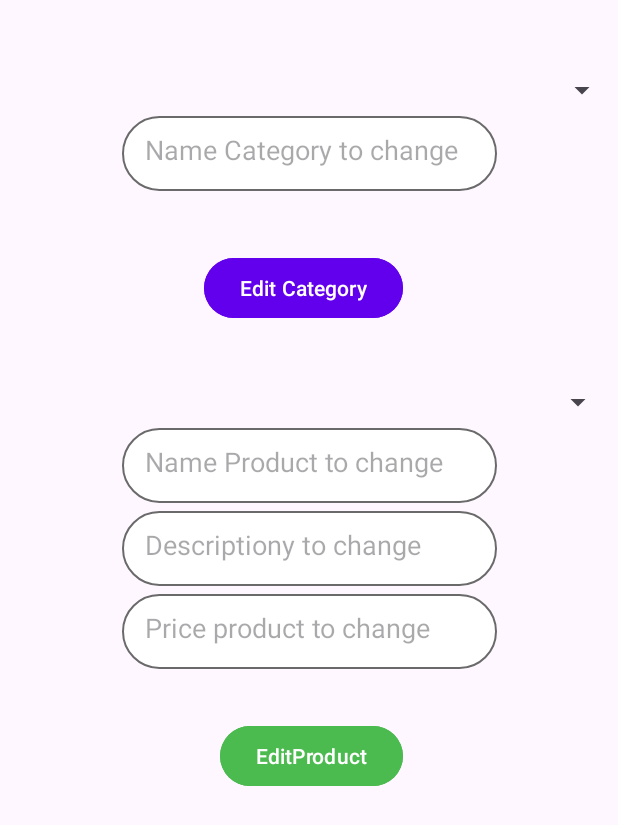
After one commit to ExproVic/ECommerce, an Android app: the EditElemetsActivity screen opened directly, with no data from a screen before it, on a phone screen of 412 x 824 dp. The commit adds this screen. Shown: the top 825 px of the screen. Run offline under Robolectric (Android 15) with nearby library versions, the phone set to English and light mode, and no system bars; our stand-ins replace Firebase (no records; nobody signed in at launch, a user with empty details on screens opened directly).

```diff
--- a/app/src/main/AndroidManifest.xml
+++ b/app/src/main/AndroidManifest.xml
@@ -16,6 +16,12 @@
         android:supportsRtl="true"
         android:theme="@style/Theme.Ecommerce"
         tools:targetApi="31">
+        <activity
+            android:name=".StatisticsActivity"
+            android:exported="false" />
+        <activity
+            android:name=".EditElemetsActivity"
+            android:exported="false" />
         <activity
             android:name=".emailfeedback.emailUserActivity"
             android:exported="false" />
--- a/app/src/main/java/com/example/ecommerce/AdminPanelActivity.java
+++ b/app/src/main/java/com/example/ecommerce/AdminPanelActivity.java
@@ -24,6 +24,12 @@ public class AdminPanelActivity extends AppCompatActivity {
     public void addProducts(View view) {
         startActivity(new Intent(AdminPanelActivity.this, AddNewProductsActivity.class));
     }
+    public void editElements(View view){
+        startActivity(new Intent(AdminPanelActivity.this, EditElemetsActivity.class));
+    }
+    public void Statistics(View view) {
+        startActivity(new Intent(AdminPanelActivity.this, StatisticsActivity.class));
+    }
 
     public void showCategory(View view) {
         startActivity(new Intent(AdminPanelActivity.this, ShowCategoryActivity.class));
--- /dev/null
+++ b/app/src/main/java/com/example/ecommerce/EditElemetsActivity.java
@@ -0,0 +1,263 @@
+package com.example.ecommerce;
+
+import android.os.Bundle;
+import android.text.TextUtils;
+import android.view.View;
+import android.widget.AdapterView;
+import android.widget.ArrayAdapter;
+import android.widget.Button;
+import android.widget.EditText;
+import android.widget.Spinner;
+import android.widget.Toast;
+
+import androidx.annotation.NonNull;
+import androidx.appcompat.app.AppCompatActivity;
+
+import com.example.ecommerce.Category.Category;
+import com.example.ecommerce.productview.Product;
+import com.google.firebase.database.DataSnapshot;
+import com.google.firebase.database.DatabaseError;
+import com.google.firebase.database.DatabaseReference;
+import com.google.firebase.database.FirebaseDatabase;
+import com.google.firebase.database.ValueEventListener;
+
+import java.util.ArrayList;
+import java.util.List;
+
+public class EditElemetsActivity extends AppCompatActivity {
+
+    private Spinner spinnerCategory;
+    private Spinner spinnerProducts;
+    private EditText changeCategoryEditText;
+    private EditText changeProductNameEditText;
+    private EditText changeProductDescriptionEditText;
+    private EditText changeProductPriceEditText;
+    private Button editCategoryButton;
+    private Button editProductButton;
+    private DatabaseReference selectedCategoryRef;
+    private ArrayAdapter<String> categoryAdapter;
+    private ArrayAdapter<String> productAdapter;
+    private DatabaseReference categoriesDatabaseRef;
+
+    private List<String> categories;
+    private List<String> products;
+
+
+    private DatabaseReference categoriesRef;
+    private DatabaseReference productsRef;
+
+    @Override
+    protected void onCreate(Bundle savedInstanceState) {
+        super.onCreate(savedInstanceState);
+        setContentView(R.layout.activity_edit_elemets);
+
+        spinnerCategory = findViewById(R.id.spinnerCategory);
+        spinnerProducts = findViewById(R.id.spinnerProducts);
+        changeCategoryEditText = findViewById(R.id.changeCategory);
+        changeProductNameEditText = findViewById(R.id.changeProductName);
+        changeProductDescriptionEditText = findViewById(R.id.changeProductDescription);
+        changeProductPriceEditText = findViewById(R.id.changeProductPrice);
+        editCategoryButton = findViewById(R.id.editbuttonCategory);
+        editProductButton = findViewById(R.id.buttonEditProducts);
+        categoriesRef = FirebaseDatabase.getInstance().getReference().child("categories");
+        editCategoryButton.setOnClickListener(new View.OnClickListener() {
+            @Override
+            public void onClick(View view) {
+                editCategory();
+            }
+        });
+        initCategorySpinner();
+        categories = new ArrayList<>();
+        products = new ArrayList<>();
+
+        categoryAdapter = new ArrayAdapter<>(this, android.R.layout.simple_spinner_item, categories);
+        categoryAdapter.setDropDownViewResource(android.R.layout.simple_spinner_dropdown_item);
+        spinnerCategory.setAdapter(categoryAdapter);
+
+        productAdapter = new ArrayAdapter<>(this, android.R.layout.simple_spinner_item, products);
+        productAdapter.setDropDownViewResource(android.R.layout.simple_spinner_dropdown_item);
+        spinnerProducts.setAdapter(productAdapter);
+
+        editCategoryButton.setOnClickListener(new View.OnClickListener() {
+            @Override
+            public void onClick(View view) {
+                editCategory();
+            }
+        });
+
+        editProductButton.setOnClickListener(new View.OnClickListener() {
+            @Override
+            public void onClick(View view) {
+                EditProduct(view);
+            }
+        });
+    }
+    private void editCategory() {
+        String selectedCategory = spinnerCategory.getSelectedItem().toString();
+        String newCategoryName = changeCategoryEditText.getText().toString().trim();
+
+        if (!TextUtils.isEmpty(selectedCategory) && !TextUtils.isEmpty(newCategoryName)) {
+            DatabaseReference categoriesRef = FirebaseDatabase.getInstance().getReference().child("categories");
+
+            if (categories.contains(selectedCategory)) {
+                categoriesRef.child(selectedCategory).addListenerForSingleValueEvent(new ValueEventListener() {
+                    @Override
+                    public void onDataChange(@NonNull DataSnapshot dataSnapshot) {
+                        if (dataSnapshot.exists()) {
+                            Category oldCategory = dataSnapshot.getValue(Category.class);
+
+                            if (oldCategory != null) {
+                                categoriesRef.child(selectedCategory).removeValue();
+                                Category updatedCategory = new Category(newCategoryName, oldCategory.getImageUrl(), oldCategory.getButtonSize());
+
+                                categoriesRef.child(newCategoryName).setValue(updatedCategory);
+
+                                initCategorySpinner();
+
+                                changeCategoryEditText.setText("");
+
+                                Toast.makeText(EditElemetsActivity.this, "Category updated successfully", Toast.LENGTH_SHORT).show();
+                            } else {
+                                Toast.makeText(EditElemetsActivity.this, "Failed to update category", Toast.LENGTH_SHORT).show();
+                            }
+                        } else {
+                            Toast.makeText(EditElemetsActivity.this, "Failed to update category", Toast.LENGTH_SHORT).show();
+                        }
+                    }
+
+
+
+                    @Override
+                    public void onCancelled(@NonNull DatabaseError databaseError) {
+                        Toast.makeText(EditElemetsActivity.this, "Error: " + databaseError.getMessage(), Toast.LENGTH_SHORT).show();
+                    }
+                });
+            } else {
+                Toast.makeText(EditElemetsActivity.this, "Selected category does not exist", Toast.LENGTH_SHORT).show();
+            }
+        } else {
+            Toast.makeText(EditElemetsActivity.this, "Please select a category and enter a new name", Toast.LENGTH_SHORT).show();
+        }
+    }
+
+
+    private void initCategorySpinner() {
+        categoriesRef.addValueEventListener(new ValueEventListener() {
+            @Override
+            public void onDataChange(@NonNull DataSnapshot dataSnapshot) {
+                categories.clear();
+
+                for (DataSnapshot categorySnapshot : dataSnapshot.getChildren()) {
+                    String categoryName = categorySnapshot.getKey();
+                    categories.add(categoryName);
+                }
+
+                categoryAdapter.notifyDataSetChanged();
+                if (categories.size() > 0) {
+                    spinnerCategory.setSelection(0);
+                }
+                spinnerCategory.setOnItemSelectedListener(new AdapterView.OnItemSelectedListener() {
+                    @Override
+                    public void onItemSelected(AdapterView<?> parentView, View selectedItemView, int position, long id) {
+                        String selectedCategory = spinnerCategory.getSelectedItem().toString();
+                        updateProductList(selectedCategory);
+                    }
+
+                    @Override
+                    public void onNothingSelected(AdapterView<?> parentView) {
+                    }
+                });
+            }
+
+            @Override
+            public void onCancelled(@NonNull DatabaseError databaseError) {
+            }
+        });
+    }
+
+    private void updateProductList(String selectedCategory) {
+        selectedCategoryRef = categoriesRef.child(selectedCategory).child("Products");
+
+        selectedCategoryRef.addValueEventListener(new ValueEventListener() {
+            @Override
+            public void onDataChange(@NonNull DataSnapshot dataSnapshot) {
+                products.clear();
+                for (DataSnapshot productSnapshot : dataSnapshot.getChildren()) {
+                    String productName = productSnapshot.getKey();
+                    products.add(productName);
+                }
+                productAdapter.notifyDataSetChanged();
+                if (products.size() > 0) {
+                    spinnerProducts.setSelection(0);
+                }
+            }
+
+            @Override
+            public void onCancelled(@NonNull DatabaseError databaseError) {
+            }
+        });
+    }
+    public void EditProduct(View view) {
+        String selectedProduct = spinnerProducts.getSelectedItem().toString();
+        String selectedCategory = spinnerCategory.getSelectedItem().toString();
+
+        if (TextUtils.isEmpty(selectedProduct) || TextUtils.isEmpty(selectedCategory)) {
+            Toast.makeText(EditElemetsActivity.this, "Select the category and product to edit", Toast.LENGTH_SHORT).show();
+            return;
+        }
+
+        DatabaseReference selectedProductRef = categoriesRef.child(selectedCategory).child("Products").child(selectedProduct);
+
+        String newProductName = changeProductNameEditText.getText().toString().trim();
+        String newProductDescription = changeProductDescriptionEditText.getText().toString().trim();
+        String newProductPrice = changeProductPriceEditText.getText().toString().trim();
+
+        if (TextUtils.isEmpty(newProductName) && TextUtils.isEmpty(newProductDescription) && TextUtils.isEmpty(newProductPrice)) {
+            Toast.makeText(EditElemetsActivity.this, "Enter at least one field to update", Toast.LENGTH_SHORT).show();
+            return;
+        }
+
+        selectedProductRef.addListenerForSingleValueEvent(new ValueEventListener() {
+            @Override
+            public void onDataChange(@NonNull DataSnapshot dataSnapshot) {
+                if (dataSnapshot.exists()) {
+                    Product oldProduct = dataSnapshot.getValue(Product.class);
+
+                    if (oldProduct != null) {
+                        Product updatedProduct = new Product(
+                                (TextUtils.isEmpty(newProductName)) ? oldProduct.getPname() : newProductName,
+                                (TextUtils.isEmpty(newProductDescription)) ? oldProduct.getDescription() : newProductDescription,
+                                oldProduct.getImage(),
+                                (TextUtils.isEmpty(newProductPrice)) ? oldProduct.getPrice() : newProductPrice,
+                                oldProduct.getProductID(),
+                                oldProduct.getButtonSize()
+                        );
+
+                        selectedProductRef.removeValue();
+
+                        categoriesRef.child(selectedCategory).child("Products").child(updatedProduct.getPname()).setValue(updatedProduct);
+
+                        updateProductList(selectedCategory);
+
+                        changeProductNameEditText.setText("");
+                        changeProductDescriptionEditText.setText("");
+                        changeProductPriceEditText.setText("");
+
+                        Toast.makeText(EditElemetsActivity.this, "Product updated successfully", Toast.LENGTH_SHORT).show();
+                    } else {
+                        Toast.makeText(EditElemetsActivity.this, "Failed to update product", Toast.LENGTH_SHORT).show();
+                    }
+                } else {
+                    Toast.makeText(EditElemetsActivity.this, "Failed to update product", Toast.LENGTH_SHORT).show();
+                }
+            }
+
+            @Override
+            public void onCancelled(@NonNull DatabaseError databaseError) {
+                Toast.makeText(EditElemetsActivity.this, "Database error", Toast.LENGTH_SHORT).show();
+            }
+        });
+    }
+
+
+}
--- a/app/src/main/java/com/example/ecommerce/SuperAdminActivity.java
+++ b/app/src/main/java/com/example/ecommerce/SuperAdminActivity.java
@@ -20,6 +20,12 @@ public class SuperAdminActivity extends AppCompatActivity {
     public void employeeManagement(View view) {
         startActivity(new Intent(SuperAdminActivity.this, EmployeeManagementActivity.class));
     }
+    public void Statistics(View view) {
+        startActivity(new Intent(SuperAdminActivity.this, StatisticsActivity.class));
+    }
+    public void editElements(View view){
+        startActivity(new Intent(SuperAdminActivity.this, EditElemetsActivity.class));
+    }
     public void addProducts(View view) {
         startActivity(new Intent(SuperAdminActivity.this, AddNewProductsActivity.class));
     }
--- /dev/null
+++ b/app/src/main/res/layout/activity_edit_elemets.xml
@@ -0,0 +1,97 @@
+<?xml version="1.0" encoding="utf-8"?>
+<androidx.constraintlayout.widget.ConstraintLayout xmlns:android="http://schemas.android.com/apk/res/android"
+    xmlns:app="http://schemas.android.com/apk/res-auto"
+    xmlns:tools="http://schemas.android.com/tools"
+    android:layout_width="match_parent"
+    android:layout_height="match_parent"
+    tools:context=".EditElemetsActivity">
+
+    <Spinner
+        android:id="@+id/spinnerCategory"
+        android:layout_width="match_parent"
+        android:layout_height="wrap_content"
+        android:layout_marginTop="48dp"
+        app:layout_constraintStart_toStartOf="parent"
+        app:layout_constraintTop_toTopOf="parent" />
+    <EditText
+        android:id="@+id/changeCategory"
+        android:layout_width="250dp"
+        android:layout_height="50dp"
+        android:background="@drawable/edit_text_field"
+        android:layout_marginTop="5dp"
+        android:hint="Name Category to change"
+        android:padding="15dp"
+        app:layout_constraintEnd_toEndOf="parent"
+        app:layout_constraintStart_toStartOf="parent"
+        app:layout_constraintTop_toBottomOf="@+id/spinnerCategory"
+        app:layout_constraintWidth_percent="0.8" />
+
+    <Spinner
+        android:id="@+id/spinnerProducts"
+        android:layout_width="409dp"
+        android:layout_height="wrap_content"
+        android:layout_marginTop="40dp"
+        app:layout_constraintStart_toStartOf="parent"
+        app:layout_constraintTop_toBottomOf="@+id/editbuttonCategory" />
+    <EditText
+        android:id="@+id/changeProductName"
+        android:layout_width="250dp"
+        android:layout_height="50dp"
+        android:background="@drawable/edit_text_field"
+        android:layout_marginTop="5dp"
+        android:hint="Name Product to change"
+        android:padding="15dp"
+        app:layout_constraintEnd_toEndOf="parent"
+        app:layout_constraintStart_toStartOf="parent"
+        app:layout_constraintTop_toBottomOf="@+id/spinnerProducts"
+        app:layout_constraintWidth_percent="0.8" />
+    <EditText
+        android:id="@+id/changeProductDescription"
+        android:layout_width="250dp"
+        android:layout_height="50dp"
+        android:background="@drawable/edit_text_field"
+        android:layout_marginTop="5dp"
+        android:hint="Descriptiony to change"
+        android:padding="15dp"
+        app:layout_constraintEnd_toEndOf="parent"
+        app:layout_constraintStart_toStartOf="parent"
+        app:layout_constraintTop_toBottomOf="@+id/changeProductName"
+        app:layout_constraintWidth_percent="0.8" />
+    <EditText
+        android:id="@+id/changeProductPrice"
+        android:layout_width="250dp"
+        android:layout_height="50dp"
+        android:background="@drawable/edit_text_field"
+        android:layout_marginTop="5dp"
+        android:hint="Price product to change"
+        android:padding="15dp"
+        app:layout_constraintEnd_toEndOf="parent"
+        app:layout_constraintStart_toStartOf="parent"
+        app:layout_constraintTop_toBottomOf="@+id/changeProductDescription"
+        app:layout_constraintWidth_percent="0.8" />
+
+    <Button
+        android:id="@+id/editbuttonCategory"
+        android:layout_width="wrap_content"
+        android:layout_height="wrap_content"
+        android:layout_marginStart="136dp"
+        android:layout_marginTop="96dp"
+        android:backgroundTint="@color/purle"
+        android:onClick="EditCategory"
+        android:text="Edit Category"
+        app:layout_constraintStart_toStartOf="parent"
+        app:layout_constraintTop_toBottomOf="@+id/spinnerCategory" />
+
+    <Button
+        android:id="@+id/buttonEditProducts"
+        android:layout_width="wrap_content"
+        android:layout_height="wrap_content"
+        android:layout_marginTop="200dp"
+        android:backgroundTint="@color/green"
+        android:onClick="EditProduct"
+        android:text="EditProduct"
+        app:layout_constraintEnd_toEndOf="@+id/editbuttonCategory"
+        app:layout_constraintHorizontal_bias="1.0"
+        app:layout_constraintStart_toStartOf="@+id/editbuttonCategory"
+        app:layout_constraintTop_toBottomOf="@+id/spinnerProducts" />
+</androidx.constraintlayout.widget.ConstraintLayout>
```
Also changed, not shown: app/src/main/java/com/example/ecommerce/Category/Category.java (+13 -6 lines), app/src/main/java/com/example/ecommerce/StatisticsActivity.java (added, +88 -0 lines), app/src/main/java/com/example/ecommerce/productview/Product.java (added, +48 -0 lines), app/src/main/res/layout/activity_admin_panel.xml (+26 -1 lines), app/src/main/res/layout/activity_statistics.xml (added, +38 -0 lines), app/src/main/res/layout/activity_super_admin.xml (+32 -4 lines).
